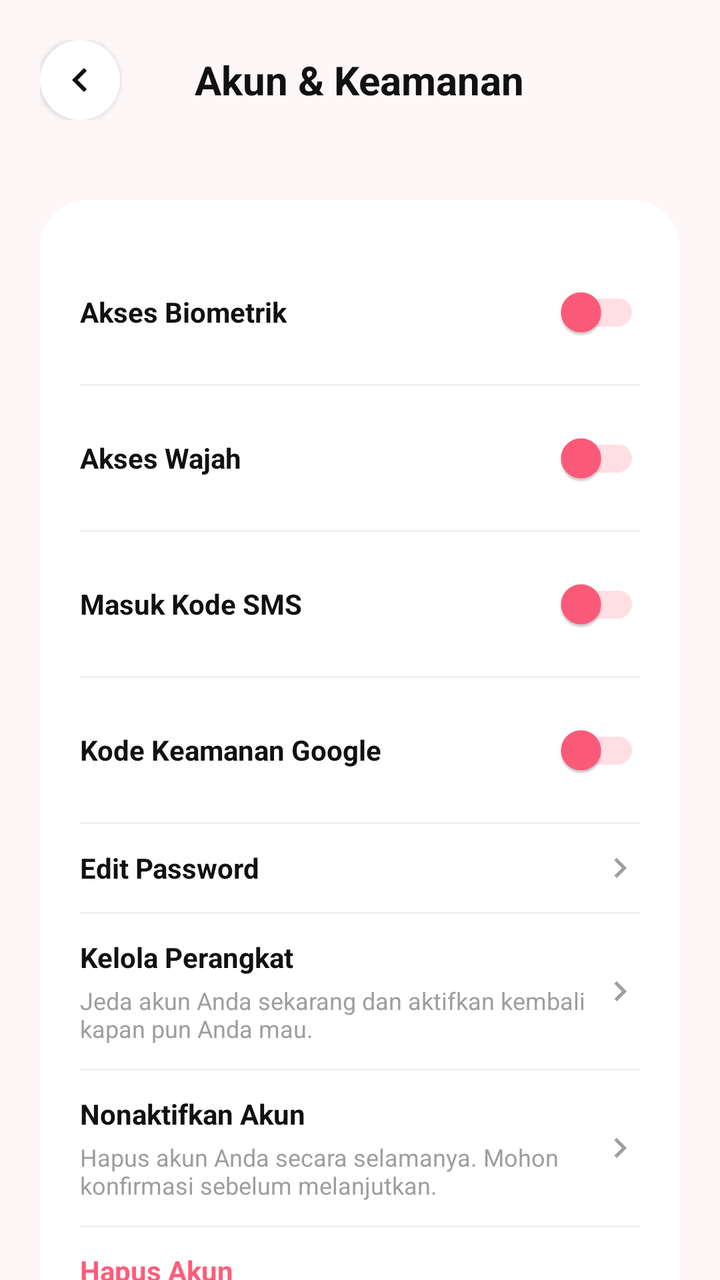
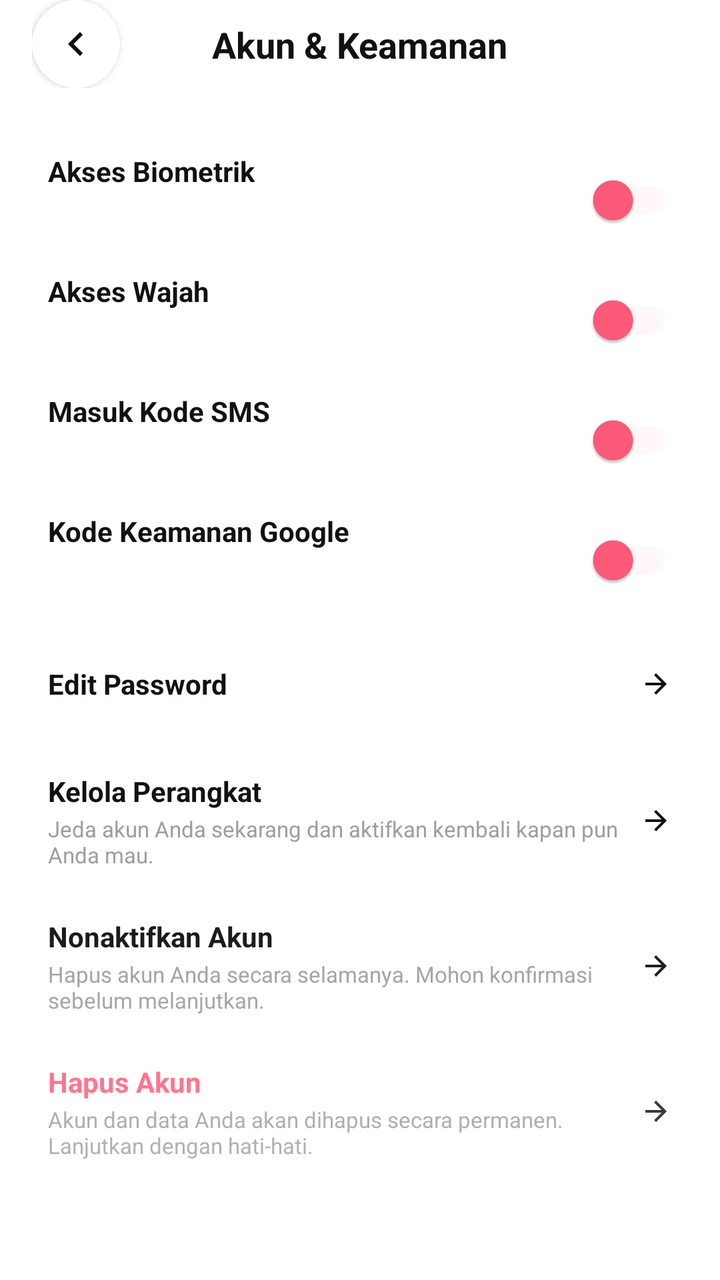

The first picture is an Android layout as it rendered before a commit; the second is the same layout after the commit. The layout source and the unified diff follow.
<!-- AndroidManifest.xml: application theme Theme.TrackerSiklusMenstruasi -->
<!-- res/layout/activity_account_security.xml -->
<?xml version="1.0" encoding="utf-8"?>
<androidx.constraintlayout.widget.ConstraintLayout xmlns:android="http://schemas.android.com/apk/res/android"
    xmlns:app="http://schemas.android.com/apk/res-auto"
    xmlns:tools="http://schemas.android.com/tools"
    android:layout_width="match_parent"
    android:layout_height="match_parent"
    android:background="#FDF7F8">

    
    <RelativeLayout
        android:id="@+id/header"
        android:layout_width="match_parent"
        android:layout_height="wrap_content"
        android:padding="20dp"
        app:layout_constraintTop_toTopOf="parent">

        <ImageButton
            android:id="@+id/btnBack"
            android:layout_width="40dp"
            android:layout_height="40dp"
            android:background="@drawable/bg_circle_white"
            android:elevation="2dp"
            android:src="@drawable/ic_back"
            app:tint="@color/black"
            android:contentDescription="Back" />

        <TextView
            android:layout_width="wrap_content"
            android:layout_height="wrap_content"
            android:layout_centerInParent="true"
            android:text="Akun &amp; Keamanan"
            android:textColor="@color/black"
            android:textSize="20sp"
            android:textStyle="bold" />
    </RelativeLayout>

    <androidx.core.widget.NestedScrollView
        android:layout_width="match_parent"
        android:layout_height="0dp"
        app:layout_constraintBottom_toBottomOf="parent"
        app:layout_constraintTop_toBottomOf="@id/header">

        <androidx.cardview.widget.CardView
            android:layout_width="match_parent"
            android:layout_height="wrap_content"
            android:layout_margin="20dp"
            app:cardCornerRadius="24dp"
            app:cardElevation="0dp"
            app:cardBackgroundColor="@color/white">

            <LinearLayout
                android:layout_width="match_parent"
                android:layout_height="wrap_content"
                android:orientation="vertical"
                android:padding="20dp">

                
                <RelativeLayout android:layout_width="match_parent" android:layout_height="wrap_content" android:paddingVertical="12dp">
                    <TextView android:layout_width="wrap_content" android:layout_height="wrap_content" android:text="Akses Biometrik" android:textColor="@color/black" android:textStyle="bold" android:layout_centerVertical="true"/>
                    <com.google.android.material.switchmaterial.SwitchMaterial android:layout_width="wrap_content" android:layout_height="wrap_content" android:layout_alignParentEnd="true" android:checked="false" app:thumbTint="@color/pink_main" app:trackTint="@color/pink_card"/>
                </RelativeLayout>
                <View android:layout_width="match_parent" android:layout_height="1dp" android:background="#F0F0F0" />

                <RelativeLayout android:layout_width="match_parent" android:layout_height="wrap_content" android:paddingVertical="12dp">
                    <TextView android:layout_width="wrap_content" android:layout_height="wrap_content" android:text="Akses Wajah" android:textColor="@color/black" android:textStyle="bold" android:layout_centerVertical="true"/>
                    <com.google.android.material.switchmaterial.SwitchMaterial android:layout_width="wrap_content" android:layout_height="wrap_content" android:layout_alignParentEnd="true" android:checked="false" app:thumbTint="@color/pink_main" app:trackTint="@color/pink_card"/>
                </RelativeLayout>
                <View android:layout_width="match_parent" android:layout_height="1dp" android:background="#F0F0F0" />

                <RelativeLayout android:layout_width="match_parent" android:layout_height="wrap_content" android:paddingVertical="12dp">
                    <TextView android:layout_width="wrap_content" android:layout_height="wrap_content" android:text="Masuk Kode SMS" android:textColor="@color/black" android:textStyle="bold" android:layout_centerVertical="true"/>
                    <com.google.android.material.switchmaterial.SwitchMaterial android:layout_width="wrap_content" android:layout_height="wrap_content" android:layout_alignParentEnd="true" android:checked="false" app:thumbTint="@color/pink_main" app:trackTint="@color/pink_card"/>
                </RelativeLayout>
                <View android:layout_width="match_parent" android:layout_height="1dp" android:background="#F0F0F0" />

                <RelativeLayout android:layout_width="match_parent" android:layout_height="wrap_content" android:paddingVertical="12dp">
                    <TextView android:layout_width="wrap_content" android:layout_height="wrap_content" android:text="Kode Keamanan Google" android:textColor="@color/black" android:textStyle="bold" android:layout_centerVertical="true"/>
                    <com.google.android.material.switchmaterial.SwitchMaterial android:layout_width="wrap_content" android:layout_height="wrap_content" android:layout_alignParentEnd="true" android:checked="false" app:thumbTint="@color/pink_main" app:trackTint="@color/pink_card"/>
                </RelativeLayout>
                <View android:layout_width="match_parent" android:layout_height="1dp" android:background="#F0F0F0" />

                
                <RelativeLayout android:layout_width="match_parent" android:layout_height="wrap_content" android:paddingVertical="12dp">
                    <TextView android:layout_width="wrap_content" android:layout_height="wrap_content" android:text="Edit Password" android:textColor="@color/black" android:textStyle="bold" android:layout_centerVertical="true"/>
                    <ImageView android:layout_width="20dp" android:layout_height="20dp" android:layout_alignParentEnd="true" android:src="@drawable/ic_chevron_right" app:tint="@color/gray" />
                </RelativeLayout>
                <View android:layout_width="match_parent" android:layout_height="1dp" android:background="#F0F0F0" />

                <RelativeLayout android:layout_width="match_parent" android:layout_height="wrap_content" android:paddingVertical="12dp">
                    <LinearLayout android:layout_width="wrap_content" android:layout_height="wrap_content" android:orientation="vertical" android:layout_toStartOf="@+id/ivNext1" android:layout_alignParentStart="true">
                        <TextView android:layout_width="wrap_content" android:layout_height="wrap_content" android:text="Kelola Perangkat" android:textColor="@color/black" android:textStyle="bold" />
                        <TextView android:layout_width="wrap_content" android:layout_height="wrap_content" android:text="Jeda akun Anda sekarang dan aktifkan kembali kapan pun Anda mau." android:textColor="@color/gray" android:textSize="12sp" android:layout_marginTop="4dp"/>
                    </LinearLayout>
                    <ImageView android:id="@+id/ivNext1" android:layout_width="20dp" android:layout_height="20dp" android:layout_alignParentEnd="true" android:layout_centerVertical="true" android:src="@drawable/ic_chevron_right" app:tint="@color/gray" />
                </RelativeLayout>
                <View android:layout_width="match_parent" android:layout_height="1dp" android:background="#F0F0F0" />

                <RelativeLayout android:layout_width="match_parent" android:layout_height="wrap_content" android:paddingVertical="12dp">
                    <LinearLayout android:layout_width="wrap_content" android:layout_height="wrap_content" android:orientation="vertical" android:layout_toStartOf="@+id/ivNext2" android:layout_alignParentStart="true">
                        <TextView android:layout_width="wrap_content" android:layout_height="wrap_content" android:text="Nonaktifkan Akun" android:textColor="@color/black" android:textStyle="bold" />
                        <TextView android:layout_width="wrap_content" android:layout_height="wrap_content" android:text="Hapus akun Anda secara selamanya. Mohon konfirmasi sebelum melanjutkan." android:textColor="@color/gray" android:textSize="12sp" android:layout_marginTop="4dp"/>
                    </LinearLayout>
                    <ImageView android:id="@+id/ivNext2" android:layout_width="20dp" android:layout_height="20dp" android:layout_alignParentEnd="true" android:layout_centerVertical="true" android:src="@drawable/ic_chevron_right" app:tint="@color/gray" />
                </RelativeLayout>
                <View android:layout_width="match_parent" android:layout_height="1dp" android:background="#F0F0F0" />

                <RelativeLayout android:layout_width="match_parent" android:layout_height="wrap_content" android:paddingVertical="12dp">
                    <LinearLayout android:layout_width="wrap_content" android:layout_height="wrap_content" android:orientation="vertical" android:layout_toStartOf="@+id/ivNext3" android:layout_alignParentStart="true">
                        <TextView android:layout_width="wrap_content" android:layout_height="wrap_content" android:text="Hapus Akun" android:textColor="@color/pink_main" android:textStyle="bold" />
                        <TextView android:layout_width="wrap_content" android:layout_height="wrap_content" android:text="Akun dan data Anda akan dihapus secara permanen. Lanjutkan dengan hati-hati." android:textColor="@color/gray" android:textSize="12sp" android:layout_marginTop="4dp"/>
                    </LinearLayout>
                    <ImageView android:id="@+id/ivNext3" android:layout_width="20dp" android:layout_height="20dp" android:layout_alignParentEnd="true" android:layout_centerVertical="true" android:src="@drawable/ic_chevron_right" app:tint="@color/gray" />
                </RelativeLayout>

            </LinearLayout>
        </androidx.cardview.widget.CardView>
    </androidx.core.widget.NestedScrollView>

</androidx.constraintlayout.widget.ConstraintLayout>
<!-- resources referenced by this layout -->
<resources>
  <color name="black">#111111</color>
  <color name="gray">#9E9E9E</color>
  <color name="pink_card">#FFDEE4</color>
  <color name="pink_main">#FF5C7A</color>
  <color name="white">#FFFFFF</color>
  <!-- drawable bg_circle_white (drawable) -->
  <?xml version="1.0" encoding="utf-8"?>
  <shape xmlns:android="http://schemas.android.com/apk/res/android"
      android:shape="oval">
      <solid android:color="@color/white" />
  </shape>
  <!-- drawable ic_back (drawable) -->
  <vector xmlns:android="http://schemas.android.com/apk/res/android"
      android:width="24dp"
      android:height="24dp"
      android:viewportWidth="24"
      android:viewportHeight="24">
    <path
        android:fillColor="#111111"
        android:pathData="M15.41,7.41L14,6l-6,6 6,6 1.41,-1.41L10.83,12z"/>
  </vector>
  <!-- drawable ic_chevron_right (drawable) -->
  <vector xmlns:android="http://schemas.android.com/apk/res/android"
      android:width="24dp"
      android:height="24dp"
      android:viewportWidth="24"
      android:viewportHeight="24">
      <path
          android:fillColor="#000000"
          android:pathData="M10,6L8.59,7.41 13.17,12l-4.58,4.59L10,18l6,-6 -6,-6z" />
  </vector>
  <style name="Theme.TrackerSiklusMenstruasi" parent="Base.Theme.TrackerSiklusMenstruasi">
          
          <item name="android:editTextColor">@color/pink_main</item>
          <item name="android:textColorPrimary">@color/pink_main</item>
      </style>
  <style name="Base.Theme.TrackerSiklusMenstruasi" parent="Theme.Material3.DayNight.NoActionBar">
          
          <item name="colorPrimary">@color/pink_main</item>
          <item name="colorControlNormal">@color/pink_main</item>
      </style>
</resources>

<!-- the commit's change to res/layout/activity_account_security.xml (unified diff, before → after) -->
@@ -4,116 +4,141 @@
     xmlns:tools="http://schemas.android.com/tools"
     android:layout_width="match_parent"
     android:layout_height="match_parent"
-    android:background="#FDF7F8">
+    android:background="@color/white">
 
     
-    <RelativeLayout
+    <androidx.constraintlayout.widget.ConstraintLayout
         android:id="@+id/header"
         android:layout_width="match_parent"
         android:layout_height="wrap_content"
-        android:padding="20dp"
+        android:paddingHorizontal="16dp"
+        android:paddingTop="0dp"
+        android:paddingBottom="10dp"
         app:layout_constraintTop_toTopOf="parent">
 
         <ImageButton
             android:id="@+id/btnBack"
-            android:layout_width="40dp"
-            android:layout_height="40dp"
+            android:layout_width="44dp"
+            android:layout_height="44dp"
             android:background="@drawable/bg_circle_white"
             android:elevation="2dp"
+            android:padding="10dp"
             android:src="@drawable/ic_back"
-            app:tint="@color/black"
-            android:contentDescription="Back" />
+            app:layout_constraintStart_toStartOf="parent"
+            app:layout_constraintTop_toTopOf="parent"
+            app:tint="@color/black" />
 
         <TextView
             android:layout_width="wrap_content"
             android:layout_height="wrap_content"
-            android:layout_centerInParent="true"
             android:text="Akun &amp; Keamanan"
             android:textColor="@color/black"
-            android:textSize="20sp"
-            android:textStyle="bold" />
-    </RelativeLayout>
+            android:textSize="18sp"
+            android:textStyle="bold"
+            app:layout_constraintBottom_toBottomOf="@id/btnBack"
+            app:layout_constraintEnd_toEndOf="parent"
+            app:layout_constraintStart_toStartOf="parent"
+            app:layout_constraintTop_toTopOf="@id/btnBack" />
+    </androidx.constraintlayout.widget.ConstraintLayout>
 
     <androidx.core.widget.NestedScrollView
         android:layout_width="match_parent"
         android:layout_height="0dp"
+        android:fillViewport="true"
         app:layout_constraintBottom_toBottomOf="parent"
         app:layout_constraintTop_toBottomOf="@id/header">
 
-        <androidx.cardview.widget.CardView
+        <LinearLayout
             android:layout_width="match_parent"
             android:layout_height="wrap_content"
-            android:layout_margin="20dp"
-            app:cardCornerRadius="24dp"
-            app:cardElevation="0dp"
-            app:cardBackgroundColor="@color/white">
+            android:orientation="vertical"
+            android:paddingHorizontal="24dp"
+            android:paddingTop="16dp">
 
-            <LinearLayout
-                android:layout_width="match_parent"
-                android:layout_height="wrap_content"
-                android:orientation="vertical"
-                android:padding="20dp">
+            
+            <RelativeLayout android:layout_width="match_parent" android:layout_height="60dp" android:gravity="center_vertical">
+                <TextView android:layout_width="wrap_content" android:layout_height="wrap_content" android:text="Akses Biometrik" android:textColor="@color/black" android:textStyle="bold" android:textSize="14sp"/>
+                <com.google.android.material.switchmaterial.SwitchMaterial
+                    android:id="@+id/switchBiometric"
+                    android:layout_width="wrap_content"
+                    android:layout_height="wrap_content"
+                    android:layout_alignParentEnd="true"
+                    app:thumbTint="@color/pink_main"
+                    app:trackTint="@color/pink_soft" />
+            </RelativeLayout>
 
-                
-                <RelativeLayout android:layout_width="match_parent" android:layout_height="wrap_content" android:paddingVertical="12dp">
-                    <TextView android:layout_width="wrap_content" android:layout_height="wrap_content" android:text="Akses Biometrik" android:textColor="@color/black" android:textStyle="bold" android:layout_centerVertical="true"/>
-                    <com.google.android.material.switchmaterial.SwitchMaterial android:layout_width="wrap_content" android:layout_height="wrap_content" android:layout_alignParentEnd="true" android:checked="false" app:thumbTint="@color/pink_main" app:trackTint="@color/pink_card"/>
-                </RelativeLayout>
-                <View android:layout_width="match_parent" android:layout_height="1dp" android:background="#F0F0F0" />
+            <RelativeLayout android:layout_width="match_parent" android:layout_height="60dp" android:gravity="center_vertical">
+                <TextView android:layout_width="wrap_content" android:layout_height="wrap_content" android:text="Akses Wajah" android:textColor="@color/black" android:textStyle="bold" android:textSize="14sp"/>
+                <com.google.android.material.switchmaterial.SwitchMaterial
+                    android:id="@+id/switchFace"
+                    android:layout_width="wrap_content"
+                    android:layout_height="wrap_content"
+                    android:layout_alignParentEnd="true"
+                    app:thumbTint="@color/pink_main"
+                    app:trackTint="@color/pink_soft" />
+            </RelativeLayout>
 
-                <RelativeLayout android:layout_width="match_parent" android:layout_height="wrap_content" android:paddingVertical="12dp">
-                    <TextView android:layout_width="wrap_content" android:layout_height="wrap_content" android:text="Akses Wajah" android:textColor="@color/black" android:textStyle="bold" android:layout_centerVertical="true"/>
-                    <com.google.android.material.switchmaterial.SwitchMaterial android:layout_width="wrap_content" android:layout_height="wrap_content" android:layout_alignParentEnd="true" android:checked="false" app:thumbTint="@color/pink_main" app:trackTint="@color/pink_card"/>
-                </RelativeLayout>
-                <View android:layout_width="match_parent" android:layout_height="1dp" android:background="#F0F0F0" />
+            <RelativeLayout android:layout_width="match_parent" android:layout_height="60dp" android:gravity="center_vertical">
+                <TextView android:layout_width="wrap_content" android:layout_height="wrap_content" android:text="Masuk Kode SMS" android:textColor="@color/black" android:textStyle="bold" android:textSize="14sp"/>
+                <com.google.android.material.switchmaterial.SwitchMaterial
+                    android:id="@+id/switchSmsCode"
+                    android:layout_width="wrap_content"
+                    android:layout_height="wrap_content"
+                    android:layout_alignParentEnd="true"
+                    app:thumbTint="@color/pink_main"
+                    app:trackTint="@color/pink_soft" />
+            </RelativeLayout>
 
-                <RelativeLayout android:layout_width="match_parent" android:layout_height="wrap_content" android:paddingVertical="12dp">
-                    <TextView android:layout_width="wrap_content" android:layout_height="wrap_content" android:text="Masuk Kode SMS" android:textColor="@color/black" android:textStyle="bold" android:layout_centerVertical="true"/>
-                    <com.google.android.material.switchmaterial.SwitchMaterial android:layout_width="wrap_content" android:layout_height="wrap_content" android:layout_alignParentEnd="true" android:checked="false" app:thumbTint="@color/pink_main" app:trackTint="@color/pink_card"/>
-                </RelativeLayout>
-                <View android:layout_width="match_parent" android:layout_height="1dp" android:background="#F0F0F0" />
+            <RelativeLayout android:layout_width="match_parent" android:layout_height="60dp" android:gravity="center_vertical">
+                <TextView android:layout_width="wrap_content" android:layout_height="wrap_content" android:text="Kode Keamanan Google" android:textColor="@color/black" android:textStyle="bold" android:textSize="14sp"/>
+                <com.google.android.material.switchmaterial.SwitchMaterial
+                    android:id="@+id/switchGoogleCode"
+                    android:layout_width="wrap_content"
+                    android:layout_height="wrap_content"
+                    android:layout_alignParentEnd="true"
+                    app:thumbTint="@color/pink_main"
+                    app:trackTint="@color/pink_soft" />
+            </RelativeLayout>
 
-                <RelativeLayout android:layout_width="match_parent" android:layout_height="wrap_content" android:paddingVertical="12dp">
-                    <TextView android:layout_width="wrap_content" android:layout_height="wrap_content" android:text="Kode Keamanan Google" android:textColor="@color/black" android:textStyle="bold" android:layout_centerVertical="true"/>
-                    <com.google.android.material.switchmaterial.SwitchMaterial android:layout_width="wrap_content" android:layout_height="wrap_content" android:layout_alignParentEnd="true" android:checked="false" app:thumbTint="@color/pink_main" app:trackTint="@color/pink_card"/>
-                </RelativeLayout>
-                <View android:layout_width="match_parent" android:layout_height="1dp" android:background="#F0F0F0" />
+            
+            <RelativeLayout android:id="@+id/btnEditPassword" android:layout_width="match_parent" android:layout_height="64dp" android:clickable="true" android:focusable="true" android:background="?attr/selectableItemBackground">
+                <TextView android:layout_width="wrap_content" android:layout_height="wrap_content" android:layout_centerVertical="true" android:text="Edit Password" android:textColor="@color/black" android:textStyle="bold" android:textSize="14sp"/>
+                <ImageView android:layout_width="16dp" android:layout_height="16dp" android:layout_alignParentEnd="true" android:layout_centerVertical="true" android:src="@drawable/ic_next" app:tint="@color/black" />
+            </RelativeLayout>
 
-                
-                <RelativeLayout android:layout_width="match_parent" android:layout_height="wrap_content" android:paddingVertical="12dp">
-                    <TextView android:layout_width="wrap_content" android:layout_height="wrap_content" android:text="Edit Password" android:textColor="@color/black" android:textStyle="bold" android:layout_centerVertical="true"/>
-                    <ImageView android:layout_width="20dp" android:layout_height="20dp" android:layout_alignParentEnd="true" android:src="@drawable/ic_chevron_right" app:tint="@color/gray" />
-                </RelativeLayout>
-                <View android:layout_width="match_parent" android:layout_height="1dp" android:background="#F0F0F0" />
+            <RelativeLayout android:id="@+id/btnManageDevices" android:layout_width="match_parent" android:layout_height="wrap_content" android:paddingVertical="12dp" android:clickable="true" android:focusable="true" android:background="?attr/selectableItemBackground">
+                <LinearLayout android:layout_width="match_parent" android:layout_height="wrap_content" android:orientation="vertical" android:layout_toStartOf="@+id/iv1">
+                    <TextView android:layout_width="wrap_content" android:layout_height="wrap_content" android:text="Kelola Perangkat" android:textColor="@color/black" android:textStyle="bold" android:textSize="14sp" />
+                    <TextView android:layout_width="wrap_content" android:layout_height="wrap_content" android:text="Jeda akun Anda sekarang dan aktifkan kembali kapan pun Anda mau." android:textColor="@color/gray" android:textSize="11sp" android:layout_marginTop="2dp"/>
+                </LinearLayout>
+                <ImageView android:id="@+id/iv1" android:layout_width="16dp" android:layout_height="16dp" android:layout_alignParentEnd="true" android:layout_centerVertical="true" android:src="@drawable/ic_next" app:tint="@color/black" />
+            </RelativeLayout>
 
-                <RelativeLayout android:layout_width="match_parent" android:layout_height="wrap_content" android:paddingVertical="12dp">
-                    <LinearLayout android:layout_width="wrap_content" android:layout_height="wrap_content" android:orientation="vertical" android:layout_toStartOf="@+id/ivNext1" android:layout_alignParentStart="true">
-                        <TextView android:layout_width="wrap_content" android:layout_height="wrap_content" android:text="Kelola Perangkat" android:textColor="@color/black" android:textStyle="bold" />
-                        <TextView android:layout_width="wrap_content" android:layout_height="wrap_content" android:text="Jeda akun Anda sekarang dan aktifkan kembali kapan pun Anda mau." android:textColor="@color/gray" android:textSize="12sp" android:layout_marginTop="4dp"/>
-                    </LinearLayout>
-                    <ImageView android:id="@+id/ivNext1" android:layout_width="20dp" android:layout_height="20dp" android:layout_alignParentEnd="true" android:layout_centerVertical="true" android:src="@drawable/ic_chevron_right" app:tint="@color/gray" />
-                </RelativeLayout>
-                <View android:layout_width="match_parent" android:layout_height="1dp" android:background="#F0F0F0" />
+            <RelativeLayout android:id="@+id/btnDeactivate" android:layout_width="match_parent" android:layout_height="wrap_content" android:paddingVertical="12dp" android:clickable="true" android:focusable="true" android:background="?attr/selectableItemBackground">
+                <LinearLayout android:layout_width="match_parent" android:layout_height="wrap_content" android:orientation="vertical" android:layout_toStartOf="@+id/iv2">
+                    <TextView android:layout_width="wrap_content" android:layout_height="wrap_content" android:text="Nonaktifkan Akun" android:textColor="@color/black" android:textStyle="bold" android:textSize="14sp" />
+                    <TextView android:layout_width="wrap_content" android:layout_height="wrap_content" android:text="Hapus akun Anda secara selamanya. Mohon konfirmasi sebelum melanjutkan." android:textColor="@color/gray" android:textSize="11sp" android:layout_marginTop="2dp"/>
+                </LinearLayout>
+                <ImageView android:id="@+id/iv2" android:layout_width="16dp" android:layout_height="16dp" android:layout_alignParentEnd="true" android:layout_centerVertical="true" android:src="@drawable/ic_next" app:tint="@color/black" />
+            </RelativeLayout>
 
-                <RelativeLayout android:layout_width="match_parent" android:layout_height="wrap_content" android:paddingVertical="12dp">
-                    <LinearLayout android:layout_width="wrap_content" android:layout_height="wrap_content" android:orientation="vertical" android:layout_toStartOf="@+id/ivNext2" android:layout_alignParentStart="true">
-                        <TextView android:layout_width="wrap_content" android:layout_height="wrap_content" android:text="Nonaktifkan Akun" android:textColor="@color/black" android:textStyle="bold" />
-                        <TextView android:layout_width="wrap_content" android:layout_height="wrap_content" android:text="Hapus akun Anda secara selamanya. Mohon konfirmasi sebelum melanjutkan." android:textColor="@color/gray" android:textSize="12sp" android:layout_marginTop="4dp"/>
-                    </LinearLayout>
-                    <ImageView android:id="@+id/ivNext2" android:layout_width="20dp" android:layout_height="20dp" android:layout_alignParentEnd="true" android:layout_centerVertical="true" android:src="@drawable/ic_chevron_right" app:tint="@color/gray" />
-                </RelativeLayout>
-                <View android:layout_width="match_parent" android:layout_height="1dp" android:background="#F0F0F0" />
+            <RelativeLayout android:id="@+id/btnDeleteAccount" android:layout_width="match_parent" android:layout_height="wrap_content" android:paddingVertical="12dp" android:clickable="true" android:focusable="true" android:background="?attr/selectableItemBackground">
+                <LinearLayout android:layout_width="match_parent" android:layout_height="wrap_content" android:orientation="vertical" android:layout_toStartOf="@+id/iv3">
+                    <TextView android:layout_width="wrap_content" android:layout_height="wrap_content" android:text="Hapus Akun" android:textColor="#FF5C7A" android:textStyle="bold" android:textSize="14sp" />
+                    <TextView android:layout_width="wrap_content" android:layout_height="wrap_content" android:text="Akun dan data Anda akan dihapus secara permanen. Lanjutkan dengan hati-hati." android:textColor="@color/gray" android:textSize="11sp" android:layout_marginTop="2dp"/>
+                </LinearLayout>
+                <ImageView android:id="@+id/iv3" android:layout_width="16dp" android:layout_height="16dp" android:layout_alignParentEnd="true" android:layout_centerVertical="true" android:src="@drawable/ic_next" app:tint="@color/black" />
+            </RelativeLayout>
 
-                <RelativeLayout android:layout_width="match_parent" android:layout_height="wrap_content" android:paddingVertical="12dp">
-                    <LinearLayout android:layout_width="wrap_content" android:layout_height="wrap_content" android:orientation="vertical" android:layout_toStartOf="@+id/ivNext3" android:layout_alignParentStart="true">
-                        <TextView android:layout_width="wrap_content" android:layout_height="wrap_content" android:text="Hapus Akun" android:textColor="@color/pink_main" android:textStyle="bold" />
-                        <TextView android:layout_width="wrap_content" android:layout_height="wrap_content" android:text="Akun dan data Anda akan dihapus secara permanen. Lanjutkan dengan hati-hati." android:textColor="@color/gray" android:textSize="12sp" android:layout_marginTop="4dp"/>
-                    </LinearLayout>
-                    <ImageView android:id="@+id/ivNext3" android:layout_width="20dp" android:layout_height="20dp" android:layout_alignParentEnd="true" android:layout_centerVertical="true" android:src="@drawable/ic_chevron_right" app:tint="@color/gray" />
-                </RelativeLayout>
-
-            </LinearLayout>
-        </androidx.cardview.widget.CardView>
+        </LinearLayout>
     </androidx.core.widget.NestedScrollView>
 
+    
+    <View
+        android:layout_width="match_parent"
+        android:layout_height="200dp"
+        android:background="@drawable/bg_fade_overlay_bottom"
+        android:alpha="0.3"
+        app:layout_constraintBottom_toBottomOf="parent" />
+
 </androidx.constraintlayout.widget.ConstraintLayout>
<!-- resource entries referenced after the edit -->
@@ -2,14 +2,22 @@
 <resources>
   <color name="black">#111111</color>
   <color name="gray">#9E9E9E</color>
-  <color name="pink_card">#FFDEE4</color>
   <color name="pink_main">#FF5C7A</color>
+  <color name="pink_soft">#FFF7F8</color>
   <color name="white">#FFFFFF</color>
   <!-- drawable bg_circle_white (drawable) -->
   <?xml version="1.0" encoding="utf-8"?>
   <shape xmlns:android="http://schemas.android.com/apk/res/android"
       android:shape="oval">
       <solid android:color="@color/white" />
+  </shape>
+  <!-- drawable bg_fade_overlay_bottom (drawable) -->
+  <?xml version="1.0" encoding="utf-8"?>
+  <shape xmlns:android="http://schemas.android.com/apk/res/android">
+      <gradient
+          android:angle="90"
+          android:endColor="#00FFFFFF"
+          android:startColor="#FFFFFFFF" />
   </shape>
   <!-- drawable ic_back (drawable) -->
   <vector xmlns:android="http://schemas.android.com/apk/res/android"
@@ -21,20 +29,24 @@
         android:fillColor="#111111"
         android:pathData="M15.41,7.41L14,6l-6,6 6,6 1.41,-1.41L10.83,12z"/>
   </vector>
-  <!-- drawable ic_chevron_right (drawable) -->
+  <!-- drawable ic_next (drawable) -->
   <vector xmlns:android="http://schemas.android.com/apk/res/android"
       android:width="24dp"
       android:height="24dp"
       android:viewportWidth="24"
       android:viewportHeight="24">
-      <path
-          android:fillColor="#000000"
-          android:pathData="M10,6L8.59,7.41 13.17,12l-4.58,4.59L10,18l6,-6 -6,-6z" />
+    <path
+        android:fillColor="@android:color/white"
+        android:pathData="M12,4l-1.41,1.41L16.17,11H4v2h12.17l-5.58,5.59L12,20l8,-8z"/>
   </vector>
   <style name="Theme.TrackerSiklusMenstruasi" parent="Base.Theme.TrackerSiklusMenstruasi">
           
           <item name="android:editTextColor">@color/pink_main</item>
           <item name="android:textColorPrimary">@color/pink_main</item>
+          <item name="android:navigationBarColor">@android:color/transparent</item>
+          <item name="android:windowTranslucentNavigation">true</item>
+          <item name="android:statusBarColor">@android:color/transparent</item>
+          <item name="android:windowLightStatusBar">true</item>
       </style>
   <style name="Base.Theme.TrackerSiklusMenstruasi" parent="Theme.Material3.DayNight.NoActionBar">
           
